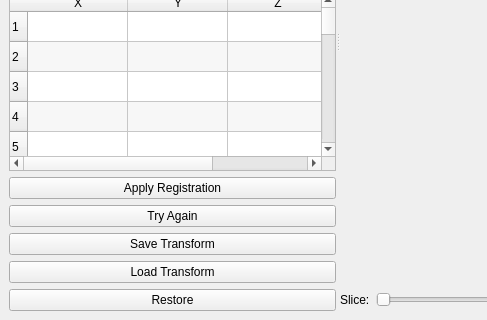
This is starviewer/src/extensions/playground/landmarkregistration/qlandmarkregistrationextensionbase.ui in starviewer-medical/starviewer as Qt 5 draws it before an edit; both pictures show x 0 to 487 and y 266 to 586 of the 984 by 586 pixel window. The edited form follows.
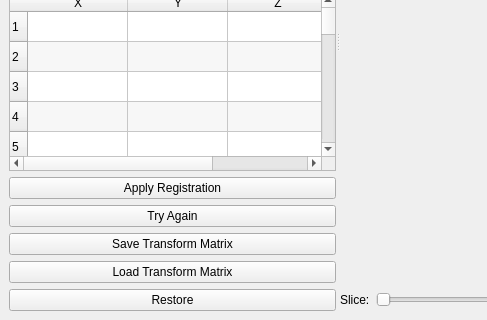
This is the edited form. Icons and pictures are not drawn. Custom widgets are drawn as their Qt base class.

Commit message: ENH: S'amplien les funcionalitats de l'extensió landmark registration. Permet desar la tranformació.

What changed in the file:
```diff
--- a/starviewer/src/extensions/playground/landmarkregistration/qlandmarkregistrationextensionbase.ui
+++ b/starviewer/src/extensions/playground/landmarkregistration/qlandmarkregistrationextensionbase.ui
@@ -415,14 +415,14 @@
          <item>
           <widget class="QPushButton" name="m_savePushButton" >
            <property name="text" >
-            <string>Save Transform</string>
+            <string>Save Transform Matrix</string>
            </property>
           </widget>
          </item>
          <item>
           <widget class="QPushButton" name="m_loadPushButton" >
            <property name="text" >
-            <string>Load Transform</string>
+            <string>Load Transform Matrix</string>
            </property>
           </widget>
          </item>
```
Left out of the diff: 16 changed lines with no effect on the pictures. The commit also changes 1 other file.
